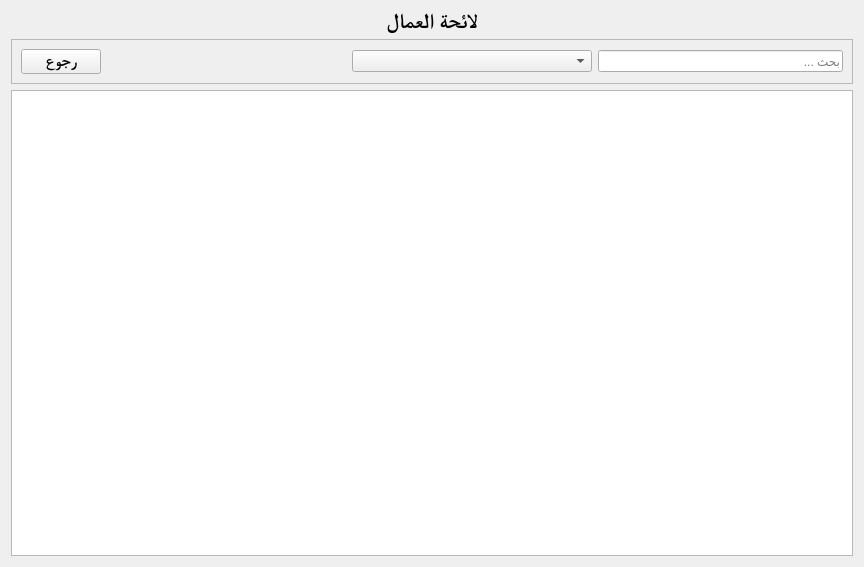
This is ui/omal_list.ui in YassineBaghdadi/Employees-manager as Qt 5 draws it before an edit. The edited form follows.
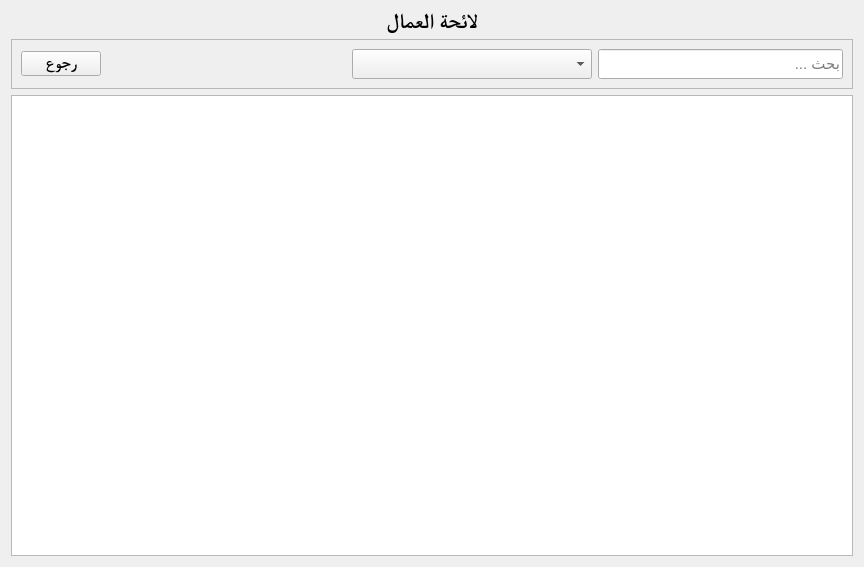
This is the edited form.

Commit message: agents list page done

What changed in the file:
```diff
--- a/ui/omal_list.ui
+++ b/ui/omal_list.ui
@@ -94,19 +94,35 @@
           <property name="minimumSize">
            <size>
             <width>240</width>
-            <height>0</height>
+            <height>30</height>
            </size>
           </property>
+          <property name="font">
+           <font>
+            <pointsize>11</pointsize>
+           </font>
+          </property>
          </widget>
         </item>
         <item>
          <widget class="QLineEdit" name="search">
+          <property name="minimumSize">
+           <size>
+            <width>0</width>
+            <height>30</height>
+           </size>
+          </property>
           <property name="maximumSize">
            <size>
             <width>300</width>
             <height>16777215</height>
            </size>
           </property>
+          <property name="font">
+           <font>
+            <pointsize>11</pointsize>
+           </font>
+          </property>
           <property name="placeholderText">
            <string>بحث ...</string>
           </property>
```
The commit also changes 1 other file.
